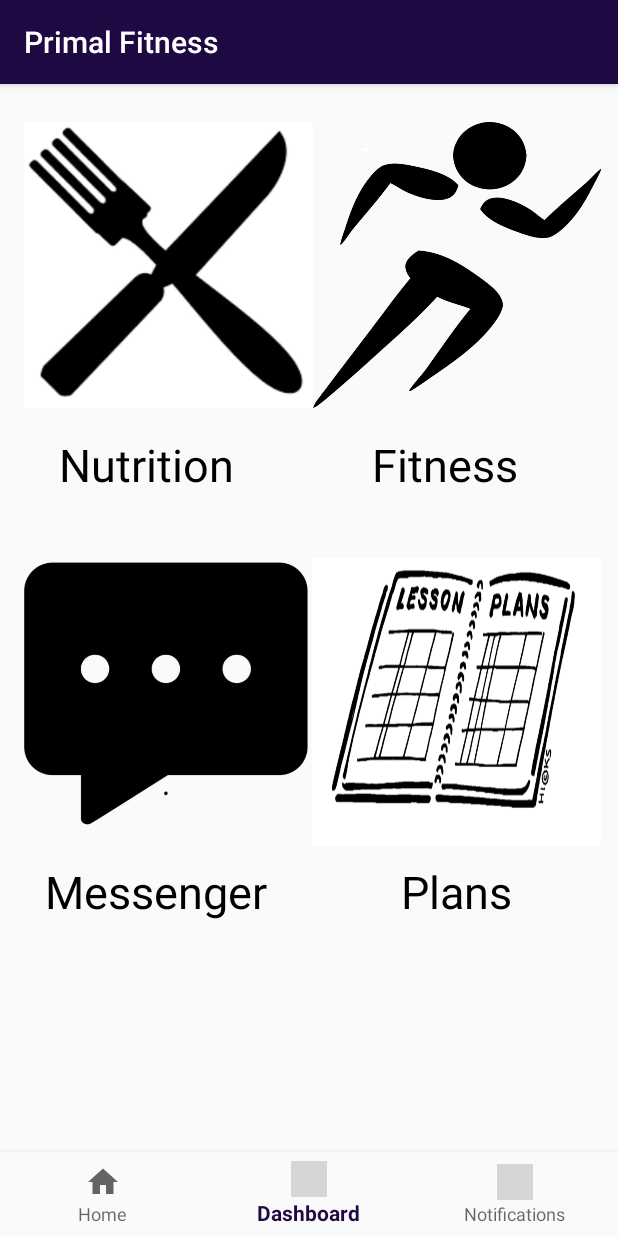
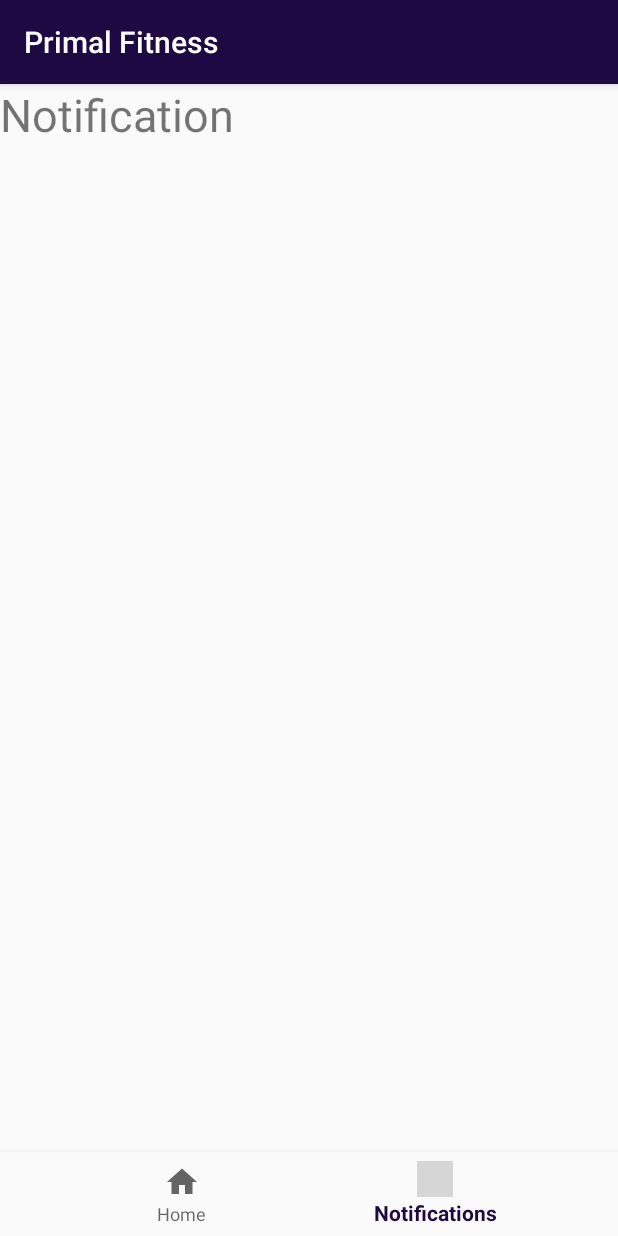
Before and after one commit to crobertson97/Primal-Fitness-Honours-Project, an Android app: the HomeFragment screen opened directly, with no data from a screen before it, item 2 of the bottom bar chosen, on a phone screen of 412 x 824 dp. Run offline under Robolectric (Android 15) with nearby library versions, the light colour scheme and no system bars; grey boxes are pictures that could not be loaded.

Commit message:
Done stuff

```diff
--- a/app/src/main/java/com/example/crobe/primalfitness/DashboardFragment.java
+++ /dev/null
@@ -1,60 +0,0 @@
-package com.example.crobe.primalfitness;
-
-
-import android.content.Intent;
-import android.os.Bundle;
-import android.support.v4.app.Fragment;
-import android.view.LayoutInflater;
-import android.view.View;
-import android.view.View.OnClickListener;
-import android.view.ViewGroup;
-import android.widget.ImageButton;
-import android.widget.Toast;
-
-
-/**
- * A simple {@link Fragment} subclass.
- */
-public class DashboardFragment extends Fragment implements OnClickListener {
-
-    public DashboardFragment() {
-        // Required empty public constructor
-    }
-
-    @Override
-    public View onCreateView(LayoutInflater inflater, ViewGroup container,
-                             Bundle savedInstanceState) {
-        // Inflate the layout for this fragment
-        View view = inflater.inflate(R.layout.fragment_dashboard, container, false);
-
-        ImageButton plansButton = (ImageButton) view.findViewById(R.id.plansImage);
-        plansButton.setOnClickListener(this);
-        ImageButton messageButton = (ImageButton) view.findViewById(R.id.messageImage);
-        messageButton.setOnClickListener(this);
-        ImageButton nutritionButton = (ImageButton) view.findViewById(R.id.nutritionImage);
-        nutritionButton.setOnClickListener(this);
-        ImageButton fitnessButton = (ImageButton) view.findViewById(R.id.fitnessImage);
-        fitnessButton.setOnClickListener(this);
-
-        return view;
-    }
-
-    public void onClick(View v) {
-        switch (v.getId()) {
-            case R.id.plansImage:
-                startActivity(new Intent(getActivity(), PlansActivity.class));
-                break;
-            case R.id.fitnessImage:
-                startActivity(new Intent(getActivity(), FitnessActivity.class));
-                break;
-            case R.id.nutritionImage:
-                startActivity(new Intent(getActivity(), NutritionActivity.class));
-                break;
-            case R.id.messageImage:
-                Toast.makeText(getActivity(), "Yeah! Messages my dude!", Toast.LENGTH_LONG).show();
-                break;
-        }
-    }
-
-
-}
--- a/app/src/main/java/com/example/crobe/primalfitness/HomeFragment.java
+++ b/app/src/main/java/com/example/crobe/primalfitness/HomeFragment.java
@@ -1,17 +1,21 @@
 package com.example.crobe.primalfitness;
 
 
+import android.content.Intent;
 import android.os.Bundle;
 import android.support.v4.app.Fragment;
 import android.view.LayoutInflater;
 import android.view.View;
 import android.view.ViewGroup;
+import android.widget.Button;
+import android.widget.Toast;
+
 
 
 /**
  * A simple {@link Fragment} subclass.
  */
-public class HomeFragment extends Fragment {
+public class HomeFragment extends Fragment implements View.OnClickListener {
 
 
     public HomeFragment() {
@@ -22,8 +26,38 @@ public class HomeFragment extends Fragment {
     @Override
     public View onCreateView(LayoutInflater inflater, ViewGroup container,
                              Bundle savedInstanceState) {
+
+        View view = inflater.inflate(R.layout.fragment_home, container, false);
+
         // Inflate the layout for this fragment
-        return inflater.inflate(R.layout.fragment_home, container, false);
+
+        Button plansButton = (Button) view.findViewById(R.id.plans);
+        plansButton.setOnClickListener(this);
+        Button messageButton = (Button) view.findViewById(R.id.messages);
+        messageButton.setOnClickListener(this);
+        Button nutritionButton = (Button) view.findViewById(R.id.nutritionTracking);
+        nutritionButton.setOnClickListener(this);
+        Button fitnessButton = (Button) view.findViewById(R.id.fitnessTracking);
+        fitnessButton.setOnClickListener(this);
+
+        return view;
+    }
+
+    public void onClick(View v) {
+        switch (v.getId()) {
+            case R.id.plans:
+                startActivity(new Intent(getActivity(), PlansActivity.class));
+                break;
+            case R.id.fitnessTracking:
+                startActivity(new Intent(getActivity(), FitnessActivity.class));
+                break;
+            case R.id.nutritionTracking:
+                startActivity(new Intent(getActivity(), NutritionActivity.class));
+                break;
+            case R.id.messages:
+                Toast.makeText(getActivity(), "Yeah! Messages my dude!", Toast.LENGTH_LONG).show();
+                break;
+        }
     }
 
 }
--- a/app/src/main/java/com/example/crobe/primalfitness/NavigationActivity.java
+++ b/app/src/main/java/com/example/crobe/primalfitness/NavigationActivity.java
@@ -19,9 +19,6 @@ public class NavigationActivity extends AppCompatActivity {
                 case R.id.navigation_home:
                     fragmentManager.beginTransaction().replace(R.id.content, new HomeFragment()).commit();
                     return true;
-                case R.id.navigation_dashboard:
-                    fragmentManager.beginTransaction().replace(R.id.content, new DashboardFragment()).commit();
-                    return true;
                 case R.id.navigation_notifications:
                     fragmentManager.beginTransaction().replace(R.id.content, new NotificationFragment()).commit();
                     return true;
@@ -41,4 +38,6 @@ public class NavigationActivity extends AppCompatActivity {
         navigation.setOnNavigationItemSelectedListener(mOnNavigationItemSelectedListener);
     }
 
+
+
 }
--- a/app/src/main/res/layout/fragment_dashboard.xml
+++ /dev/null
@@ -1,109 +0,0 @@
-<android.support.constraint.ConstraintLayout xmlns:android="http://schemas.android.com/apk/res/android"
-    xmlns:app="http://schemas.android.com/apk/res-auto"
-    xmlns:tools="http://schemas.android.com/tools"
-    android:layout_width="match_parent"
-    android:layout_height="match_parent"
-    tools:context=".DashboardFragment">
-
-    <!-- TODO: Update blank fragment layout -->
-
-    <ImageButton
-        android:id="@+id/plansImage"
-        android:layout_width="0dp"
-        android:layout_height="@android:dimen/thumbnail_height"
-        android:layout_marginEnd="11dp"
-        android:layout_marginStart="208dp"
-        android:layout_marginTop="316dp"
-        android:background="@drawable/plans"
-        android:contentDescription="@string/todo"
-        app:layout_constraintEnd_toEndOf="parent"
-        app:layout_constraintStart_toEndOf="@+id/messageImage"
-        app:layout_constraintStart_toStartOf="parent"
-        app:layout_constraintTop_toTopOf="parent" />
-
-    <TextView
-        android:id="@+id/nutritionLabel"
-        android:layout_width="wrap_content"
-        android:layout_height="wrap_content"
-        android:layout_marginBottom="42dp"
-        android:layout_marginStart="23dp"
-        android:text="@string/nutrition"
-        android:textColor="@android:color/background_dark"
-        android:textSize="30sp"
-        app:layout_constraintBottom_toTopOf="@+id/messageImage"
-        app:layout_constraintStart_toStartOf="@+id/nutritionImage" />
-
-    <ImageButton
-        android:id="@+id/fitnessImage"
-        android:layout_width="0dp"
-        android:layout_height="0dp"
-        android:layout_marginEnd="11dp"
-        android:background="@drawable/clipart41263"
-        android:contentDescription="@string/todo"
-        app:layout_constraintBottom_toBottomOf="@+id/nutritionImage"
-        app:layout_constraintEnd_toEndOf="parent"
-        app:layout_constraintStart_toEndOf="@+id/nutritionImage"
-        app:layout_constraintTop_toTopOf="@+id/nutritionImage" />
-
-    <TextView
-        android:id="@+id/fitnessLabel"
-        android:layout_width="wrap_content"
-        android:layout_height="wrap_content"
-        android:layout_marginStart="39dp"
-        android:layout_marginTop="17dp"
-        android:text="@string/fitness"
-        android:textColor="@android:color/background_dark"
-        android:textSize="30sp"
-        app:layout_constraintStart_toStartOf="@+id/fitnessImage"
-        app:layout_constraintTop_toBottomOf="@+id/fitnessImage" />
-
-    <ImageButton
-        android:id="@+id/nutritionImage"
-        android:layout_width="0dp"
-        android:layout_height="0dp"
-        android:layout_marginBottom="17dp"
-        android:layout_marginStart="16dp"
-        android:layout_marginTop="25dp"
-        android:background="@drawable/download"
-        android:contentDescription="@string/todo"
-        app:layout_constraintBottom_toTopOf="@+id/nutritionLabel"
-        app:layout_constraintEnd_toStartOf="@+id/fitnessImage"
-        app:layout_constraintStart_toStartOf="parent"
-        app:layout_constraintTop_toTopOf="parent" />
-
-    <TextView
-        android:id="@+id/messagesLabel"
-        android:layout_width="wrap_content"
-        android:layout_height="wrap_content"
-        android:layout_marginStart="14dp"
-        android:layout_marginTop="10dp"
-        android:text="@string/messenger"
-        android:textColor="@android:color/background_dark"
-        android:textSize="30sp"
-        app:layout_constraintStart_toStartOf="@+id/messageImage"
-        app:layout_constraintTop_toBottomOf="@+id/messageImage" />
-
-    <ImageButton
-        android:id="@+id/messageImage"
-        android:layout_width="0dp"
-        android:layout_height="0dp"
-        android:layout_marginStart="16dp"
-        android:background="@drawable/messages"
-        android:contentDescription="@string/todo"
-        app:layout_constraintBottom_toBottomOf="@+id/plansImage"
-        app:layout_constraintEnd_toStartOf="@+id/plansImage"
-        app:layout_constraintStart_toStartOf="parent"
-        app:layout_constraintTop_toTopOf="@+id/plansImage" />
-
-    <TextView
-        android:id="@+id/plansLabel"
-        android:layout_width="wrap_content"
-        android:layout_height="wrap_content"
-        android:layout_marginTop="10dp"
-        android:text="@string/plans"
-        android:textColor="@android:color/background_dark"
-        android:textSize="30sp"
-        app:layout_constraintEnd_toEndOf="@+id/plansImage"
-        app:layout_constraintStart_toStartOf="@+id/plansImage"
-        app:layout_constraintTop_toBottomOf="@+id/plansImage" />
-</android.support.constraint.ConstraintLayout>
--- a/app/src/main/res/layout/fragment_home.xml
+++ b/app/src/main/res/layout/fragment_home.xml
@@ -8,8 +8,43 @@
     <TextView
         android:layout_width="match_parent"
         android:layout_height="match_parent"
-        android:layout_centerInParent="true"
+        android:layout_alignParentStart="true"
+        android:layout_alignParentTop="true"
         android:text="Home"
         android:textSize="30sp" />
 
+    <Button
+        android:id="@+id/fitnessTracking"
+        android:layout_width="match_parent"
+        android:layout_height="wrap_content"
+        android:layout_alignParentBottom="true"
+        android:layout_alignParentEnd="true"
+        android:layout_marginBottom="97dp"
+        android:layout_marginEnd="0dp"
+        android:text="Fitness Tracking" />
+
+    <Button
+        android:id="@+id/nutritionTracking"
+        android:layout_width="match_parent"
+        android:layout_height="wrap_content"
+        android:layout_above="@+id/fitnessTracking"
+        android:layout_alignParentStart="true"
+        android:text="Nutrition Tracking" />
+
+    <Button
+        android:id="@+id/plans"
+        android:layout_width="match_parent"
+        android:layout_height="wrap_content"
+        android:layout_above="@+id/messages"
+        android:layout_alignParentStart="true"
+        android:text="Plans" />
+
+    <Button
+        android:id="@+id/messages"
+        android:layout_width="match_parent"
+        android:layout_height="wrap_content"
+        android:layout_alignParentBottom="true"
+        android:layout_alignParentStart="true"
+        android:text="Messaging" />
+
 </RelativeLayout>
--- a/app/src/main/res/menu/navigation_main.xml
+++ b/app/src/main/res/menu/navigation_main.xml
@@ -11,13 +11,6 @@
 
 
     <item
-        android:id="@+id/navigation_dashboard"
-        android:icon="@drawable/ic_dashboard_black_24dp"
-        android:state_enabled="true"
-        android:title="Dashboard"
-        app:showAsAction="ifRoom" />
-
-    <item
         android:id="@+id/navigation_notifications"
         android:icon="@drawable/ic_notifications_black_24dp"
         android:state_enabled="true"
```
